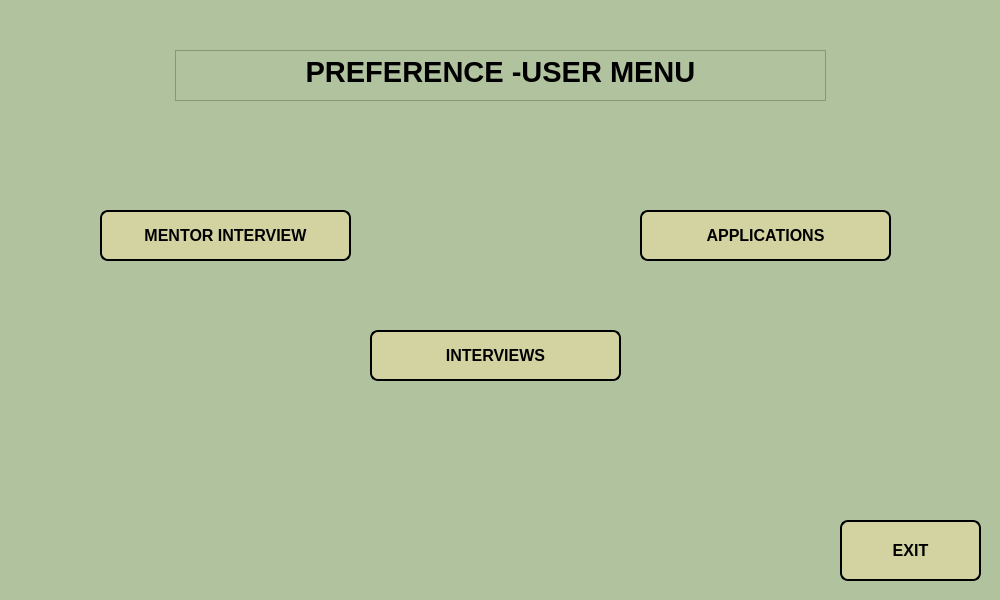
werhereitacademy/Python-Module-Week7, file UIs/pre_usermenu.ui: the form before one commit.
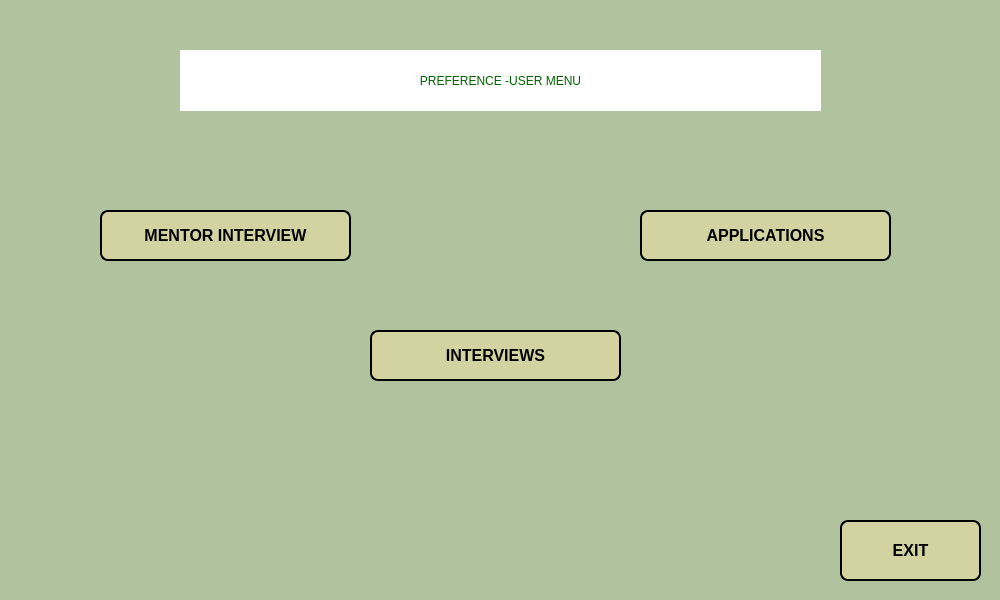
The form after the commit.

```diff
--- a/UIs/pre_usermenu.ui
+++ b/UIs/pre_usermenu.ui
@@ -34,23 +34,6 @@
   <property name="styleSheet">
    <string notr="true">background-color:rgb(177, 194, 158)</string>
   </property>
-  <widget class="QTextBrowser" name="textBrowser">
-   <property name="geometry">
-    <rect>
-     <x>175</x>
-     <y>50</y>
-     <width>651</width>
-     <height>51</height>
-    </rect>
-   </property>
-   <property name="html">
-    <string>&lt;!DOCTYPE HTML PUBLIC &quot;-//W3C//DTD HTML 4.0//EN&quot; &quot;http://www.w3.org/TR/REC-html40/strict.dtd&quot;&gt;
-&lt;html&gt;&lt;head&gt;&lt;meta name=&quot;qrichtext&quot; content=&quot;1&quot; /&gt;&lt;style type=&quot;text/css&quot;&gt;
-p, li { white-space: pre-wrap; }
-&lt;/style&gt;&lt;/head&gt;&lt;body style=&quot; font-family:'MS Shell Dlg 2'; font-size:7.8pt; font-weight:400; font-style:normal;&quot;&gt;
-&lt;p align=&quot;center&quot; style=&quot; margin-top:0px; margin-bottom:0px; margin-left:0px; margin-right:0px; -qt-block-indent:0; text-indent:0px;&quot;&gt;&lt;span style=&quot; font-size:22pt; font-weight:600;&quot;&gt;PREFERENCE -USER MENU&lt;/span&gt;&lt;/p&gt;&lt;/body&gt;&lt;/html&gt;</string>
-   </property>
-  </widget>
   <widget class="QPushButton" name="pushButton_applications">
    <property name="geometry">
     <rect>
@@ -195,6 +178,28 @@
     <string>MENTOR INTERVIEW</string>
    </property>
   </widget>
+  <widget class="QLabel" name="label_5">
+   <property name="geometry">
+    <rect>
+     <x>180</x>
+     <y>50</y>
+     <width>641</width>
+     <height>61</height>
+    </rect>
+   </property>
+   <property name="styleSheet">
+    <string notr="true">font: 87 24pt &quot;Arial Black&quot;;
+background-color: rgb(255, 255, 255);
+color: rgb(0, 0, 0);
+color: rgb(0, 100, 0);</string>
+   </property>
+   <property name="text">
+    <string>PREFERENCE -USER MENU</string>
+   </property>
+   <property name="alignment">
+    <set>Qt::AlignCenter</set>
+   </property>
+  </widget>
  </widget>
  <resources/>
  <connections/>
```
